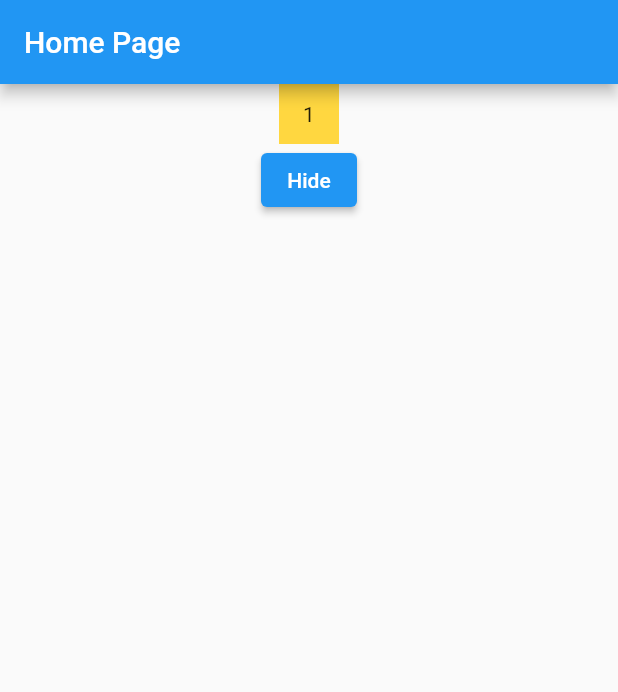
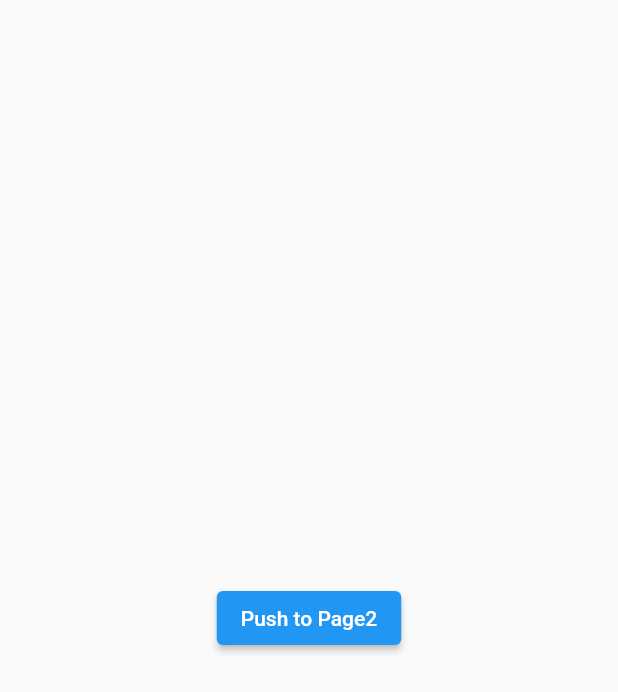
Before and after one commit to anhnt224/emg_shop, a Flutter app: the screen it shows after launch, on a phone screen of 412 x 824 dp. Shown: the top 692 px of the screen. Run offline on Flutter 3.47's test engine with Material 2 defaults, Android fonts, the phone set to English and light mode, and no system bars.

Commit message:
simple routing

```diff
--- a/lib/main.dart
+++ b/lib/main.dart
@@ -1,4 +1,4 @@
-import 'package:emg_shop/widget/stateful_life_cycle.dart';
+import 'package:emg_shop/navigation/pages/page1.dart';
 import 'package:flutter/material.dart';
 
 void main() {
@@ -25,43 +25,7 @@ class MyApp extends StatelessWidget {
         // is not restarted.
         primarySwatch: Colors.blue,
       ),
-      home: const HomePage(),
+      home: const Page1(),
     );
   }
 }
-
-class HomePage extends StatefulWidget {
-  const HomePage({super.key});
-
-  @override
-  State<HomePage> createState() => _HomePageState();
-}
-
-class _HomePageState extends State<HomePage> {
-  bool _visible = true;
-
-  void _handleHideAndShow() {
-    setState(() {
-      _visible = !_visible;
-    });
-  }
-
-  final Widget counter = const LifeCycle();
-
-  @override
-  Widget build(BuildContext context) {
-    return Scaffold(
-      appBar: AppBar(
-        title: const Text('Home Page'),
-      ),
-      body: Column(
-        children: [
-          _visible ? const LifeCycle() : Container(),
-          ElevatedButton(
-              onPressed: _handleHideAndShow,
-              child: Text(_visible ? 'Hide' : 'Show'))
-        ],
-      ),
-    );
-  }
-}
--- /dev/null
+++ b/lib/navigation/pages/page1.dart
@@ -0,0 +1,25 @@
+import 'package:emg_shop/navigation/pages/page2.dart';
+import 'package:flutter/material.dart';
+
+class Page1 extends StatelessWidget {
+  const Page1({super.key});
+
+  void _pushToPage2(BuildContext context) {
+    Route route2 = MaterialPageRoute(builder: (context) => const Page2());
+    Navigator.of(context).push(route2);
+  }
+
+  @override
+  Widget build(BuildContext context) {
+    return Scaffold(
+        // appBar: AppBar(title: const Text('Page1')),
+        body: Center(
+      child: ElevatedButton(
+          onPressed: () {
+            //handle
+            _pushToPage2(context);
+          },
+          child: const Text('Push to Page2')),
+    ));
+  }
+}
--- a/pubspec.yaml
+++ b/pubspec.yaml
@@ -35,6 +35,8 @@ dependencies:
   # The following adds the Cupertino Icons font to your application.
   # Use with the CupertinoIcons class for iOS style icons.
   cupertino_icons: ^1.0.2
+  dropdown_textfield: ^1.0.8
+  dropdown_search: ^5.0.6
 
 dev_dependencies:
   flutter_test:
@@ -60,8 +62,8 @@ flutter:
 
   # To add assets to your application, add an assets section, like this:
   # assets:
-  #   - images/a_dot_burr.jpeg
-  #   - images/a_dot_ham.jpeg
+    # - images/a_dot_burr.jpeg
+    # - images/a_dot_ham.jpeg
 
   # An image asset can refer to one or more resolution-specific "variants", see
   # https://flutter.dev/assets-and-images/#resolution-aware
```
Also changed, not shown: lib/navigation/pages/page2.dart (added, +21 -0 lines), pubspec.lock.
